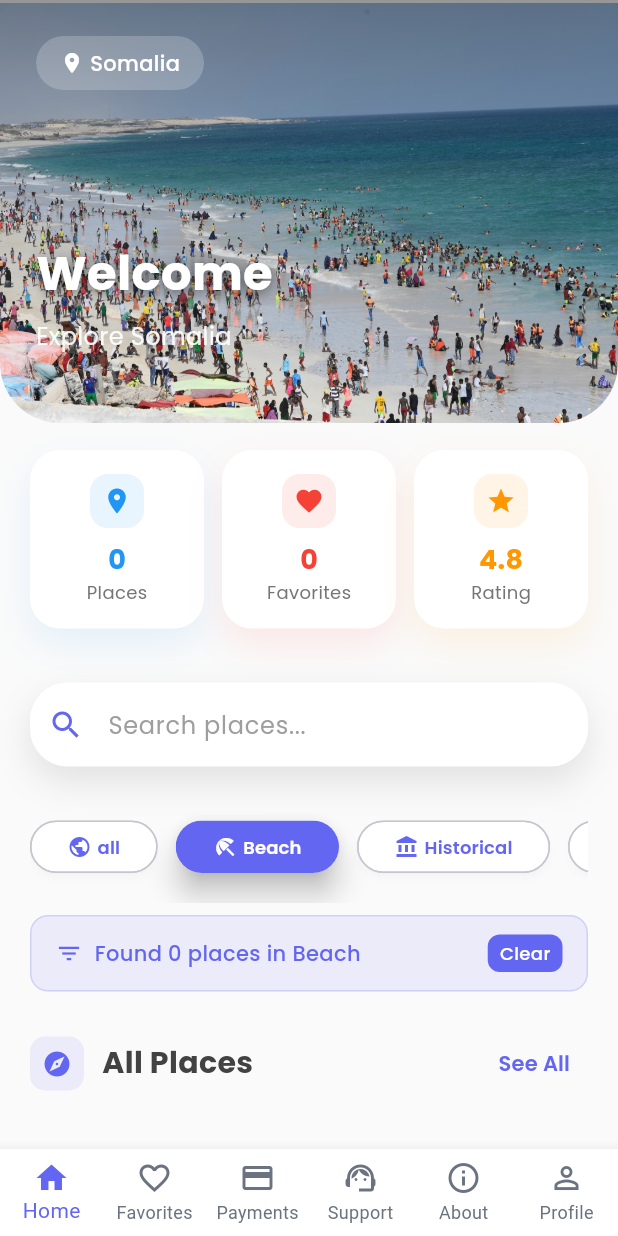
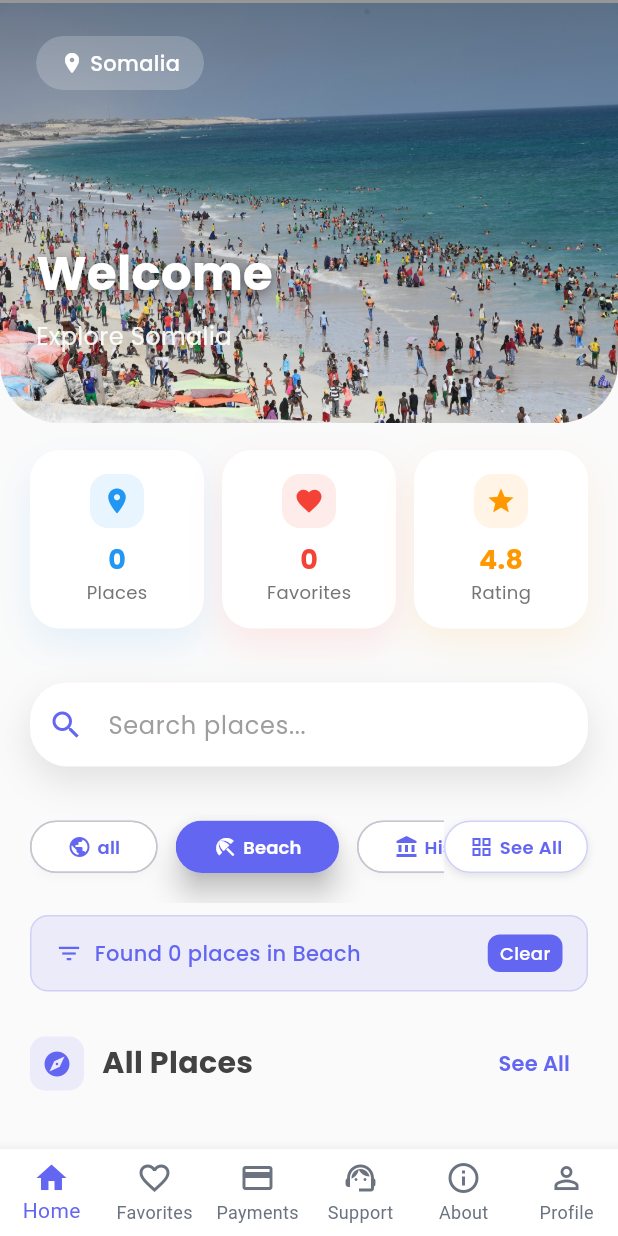
Before and after one commit to zakariem/tourism-app, a Flutter app: the DashboardScreen screen opened by its route, after a tap on "Beach", on a phone screen of 412 x 824 dp. Run offline on Flutter 3.47's test engine with Material 3 defaults, Android fonts, the phone set to English and light mode, and no system bars; our stand-ins replace cached_network_image, google_fonts, shared_preferences, sqflite, sqflite_common_ffi; accounts and stored records are empty; network calls fail.

Commit message:
feat(home): add see all categories screen and improve UI
- Add new 'See All Categories' screen with grid layout and place listings
- Implement category selection and back navigation functionality
- Add loading states and empty place handling
- Update home tab to show limited categories with 'See All' button
- Add new translation key for 'see_all' text
- Improve favorite toggle logic in place details screen

```diff
--- a/tourism_app/lib/providers/language_provider.dart
+++ b/tourism_app/lib/providers/language_provider.dart
@@ -27,6 +27,7 @@ class LanguageProvider with ChangeNotifier {
       'settings': 'Settings',
       'language': 'Language',
       'categories': 'Categories',
+      'see_all': 'See All',
       'all_places': 'All Places',
       'beach': 'Beach',
       'historical': 'Historical',
@@ -125,6 +126,7 @@ class LanguageProvider with ChangeNotifier {
       'settings': 'Dejinta',
       'language': 'Luuqadda',
       'categories': 'Qaybaha',
+      'see_all': 'Arag Dhammaan',
       'all_places': 'Dhamaan Meelaha',
       'beach': 'Xeebta',
       'historical': 'Taariikhiga',
--- a/tourism_app/lib/screens/dashboard/tabs/home_tab.dart
+++ b/tourism_app/lib/screens/dashboard/tabs/home_tab.dart
@@ -12,6 +12,7 @@ import 'package:tourism_app/widgets/modern_place_card.dart';
 import 'package:tourism_app/screens/dashboard/see_all_recommended_screen.dart';
 import 'package:tourism_app/screens/dashboard/see_all_trending_screen.dart';
 import 'package:tourism_app/screens/dashboard/see_all_places_screen.dart';
+import 'package:tourism_app/screens/dashboard/see_all_categories_screen.dart';
 import 'package:shared_preferences/shared_preferences.dart';
 import 'package:google_fonts/google_fonts.dart';
 import 'dart:ui';
@@ -270,13 +271,16 @@ class _HomeTabState extends State<HomeTab> with TickerProviderStateMixin {
               ),
             ),
 
-            // Recommended Section
-            if (_recommendedPlaces.isNotEmpty)
+            // Recommended Section (only show when no search and category is 'all')
+            if (_recommendedPlaces.isNotEmpty &&
+                _searchController.text.isEmpty &&
+                _selectedCategory == 'all')
               _buildRecommendedSection(
                 Provider.of<LanguageProvider>(context, listen: false),
               ),
 
-            // Trending Section
+            // Trending Section (only show when no search and category is 'all')
+            if (_searchController.text.isEmpty && _selectedCategory == 'all')
               _buildTrendingSection(
                 Provider.of<LanguageProvider>(context, listen: false),
               ),
@@ -779,7 +783,7 @@ class _HomeTabState extends State<HomeTab> with TickerProviderStateMixin {
   }
 
   Widget _buildEnhancedCategoryChips(LanguageProvider languageProvider) {
-    final categories = [
+    final allCategories = [
       {'key': 'all', 'icon': Icons.public},
       {'key': 'beach', 'icon': Icons.beach_access},
       {'key': 'historical', 'icon': Icons.account_balance},
@@ -789,14 +793,20 @@ class _HomeTabState extends State<HomeTab> with TickerProviderStateMixin {
       {'key': 'urban park', 'icon': Icons.park},
     ];
 
+    // Show only first 3 categories plus 'See All' button
+    final displayCategories = allCategories.take(3).toList();
+
     return Container(
       height: 75,
       padding: const EdgeInsets.symmetric(horizontal: 20),
+      child: Row(
+        children: [
+          Expanded(
             child: ListView.builder(
               scrollDirection: Axis.horizontal,
-        itemCount: categories.length,
+              itemCount: displayCategories.length,
               itemBuilder: (context, index) {
-          final category = categories[index];
+                final category = displayCategories[index];
                 return Padding(
                   padding: const EdgeInsets.only(right: 12),
                   child: _buildEnhancedCategoryChip(
@@ -806,6 +816,57 @@ class _HomeTabState extends State<HomeTab> with TickerProviderStateMixin {
                   ),
                 );
               },
+            ),
+          ),
+          // See All Categories Button
+          GestureDetector(
+            onTap: () {
+              Navigator.push(
+                context,
+                MaterialPageRoute(
+                  builder: (context) => const SeeAllCategoriesScreen(),
+                ),
+              );
+            },
+            child: Container(
+              padding: const EdgeInsets.symmetric(horizontal: 16, vertical: 8),
+              decoration: BoxDecoration(
+                color: Colors.white,
+                borderRadius: BorderRadius.circular(25),
+                border: Border.all(
+                  color: AppColors.primary.withOpacity(0.3),
+                  width: 1,
+                ),
+                boxShadow: [
+                  BoxShadow(
+                    color: Colors.black.withOpacity(0.1),
+                    blurRadius: 4,
+                    offset: const Offset(0, 2),
+                  ),
+                ],
+              ),
+              child: Row(
+                mainAxisSize: MainAxisSize.min,
+                children: [
+                  Icon(
+                    Icons.grid_view,
+                    size: 16,
+                    color: AppColors.primary,
+                  ),
+                  const SizedBox(width: 4),
+                  Text(
+                    languageProvider.getText('see_all'),
+                    style: GoogleFonts.poppins(
+                      color: AppColors.primary,
+                      fontWeight: FontWeight.w600,
+                      fontSize: 12,
+                    ),
+                  ),
+                ],
+              ),
+            ),
+          ),
+        ],
       ),
     );
   }
```
Also changed, not shown: tourism_app/lib/screens/dashboard/see_all_categories_screen.dart (added, +259 -0 lines), tourism_app/lib/screens/place_details_screen.dart (+22 -10 lines). Lines whose indentation alone changed are shown as unchanged.
